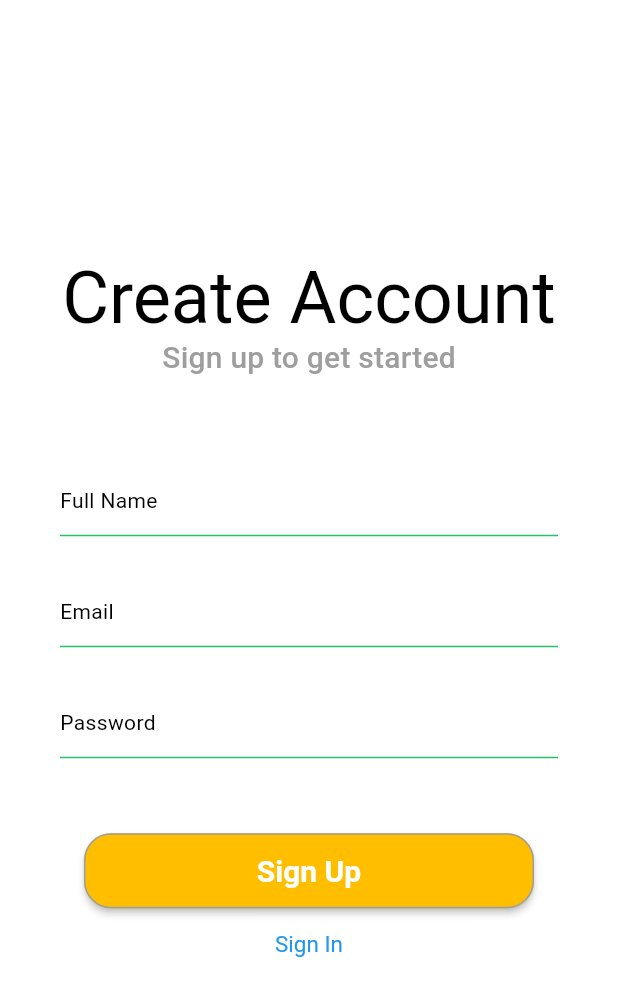
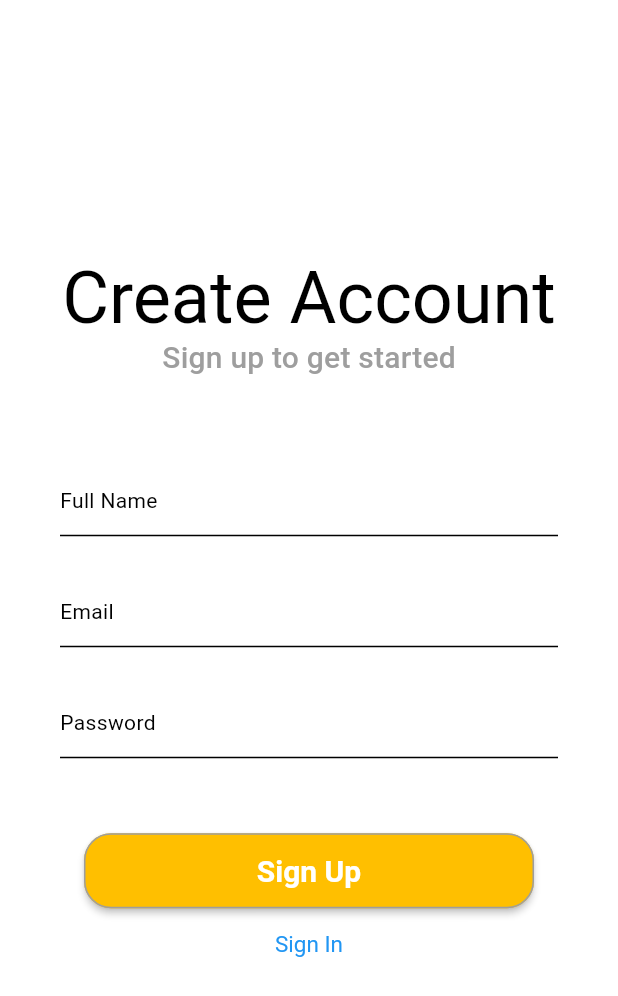
Before and after one commit to hafizhfr/stock_management_flutter, a Flutter app: the RegisterScreen screen opened by its route, on a phone screen of 412 x 824 dp. Shown: the top 996 px of the screen. Run offline on Flutter 3.47's test engine with Material 2 defaults, Android fonts, the phone set to English and light mode, and no system bars; our stand-ins replace basic_utils, cloud_firestore, firebase_auth, firebase_core, firebase_storage, flutter_typeahead and 6 more; missing offline and left inert: cloud_firestore_web, firebase_auth_web, firebase_core_web, firebase_storage_web, flutter_keyboard_visibility_web, image_picker_for_web; accounts and stored records are empty; Roboto replaces fonts that are missing (Poppins).

```diff
--- a/lib/screens/auth/register_screen.dart
+++ b/lib/screens/auth/register_screen.dart
@@ -154,10 +154,10 @@ class _RegisterScreenState extends State<RegisterScreen> {
             hintText: '$hint',
             hintStyle: Theme.of(context).textTheme.body1,
             enabledBorder: UnderlineInputBorder(
-              borderSide: BorderSide(color: a),
+              borderSide: BorderSide(color: Colors.black),
             ),
             focusedBorder: UnderlineInputBorder(
-              borderSide: BorderSide(color: a),
+              borderSide: BorderSide(color: Colors.amber),
             ),
           ),
           style: TextStyle(fontSize: 15, color: Colors.black),
--- a/lib/screens/main/frame/dashboard/add_item/add_item_screen.dart
+++ b/lib/screens/main/frame/dashboard/add_item/add_item_screen.dart
@@ -179,7 +179,7 @@ class _AddItemScreen extends State<AddItemScreen> {
                               );
                             } else {
                               Fluttertoast.showToast(
-                                msg: 'image cannot be empty',
+                                msg: 'Upload foto barang terlebih dahulu.',
                               );
                             }
 
--- a/lib/screens/main/frame/dashboard/all_item_screen.dart
+++ b/lib/screens/main/frame/dashboard/all_item_screen.dart
@@ -28,7 +28,7 @@ class _AllItemScreen extends State<AllItemScreen> {
   Widget build(BuildContext context) {
     return Scaffold(
       appBar: AppBar(
-        title: Text('All Item'),
+        title: Text('All Items'),
       ),
       floatingActionButton: FloatingActionButton(
         child: Icon(Icons.add),
--- a/lib/screens/main/frame/dashboard/low_stock/low_stock_item_screen.dart
+++ b/lib/screens/main/frame/dashboard/low_stock/low_stock_item_screen.dart
@@ -28,7 +28,7 @@ class _LowStockItemScreen extends State<LowStockItemScreen> {
   Widget build(BuildContext context) {
     return Scaffold(
       appBar: AppBar(
-        title: Text('Low Stock Item'),
+        title: Text('Low Stock Items'),
       ),
       floatingActionButton: FloatingActionButton(
         child: Icon(Icons.add),
--- a/lib/screens/main/frame/dashboard/sell/view_cart_screen.dart
+++ b/lib/screens/main/frame/dashboard/sell/view_cart_screen.dart
@@ -212,7 +212,7 @@ class _CartScreenState extends State<CartScreen> {
                     child: Text(
                       'CONFIRM',
                       style: TextStyle(
-                          color: Colors.white,
+                          color: Colors.black,
                           fontSize: 20,
                           fontWeight: FontWeight.bold),
                     ),
--- a/lib/screens/main/frame/history_screen.dart
+++ b/lib/screens/main/frame/history_screen.dart
@@ -24,7 +24,7 @@ class HistoryScreen extends StatelessWidget {
                 if (snapshot.data!.size == 0) {
                   return Center(
                       child: Text(
-                    'Data isEmpty',
+                    'Riwayat kosong.',
                     style: TextStyle(
                       fontSize: 20.0,
                       fontFamily: fontFamily,
```
